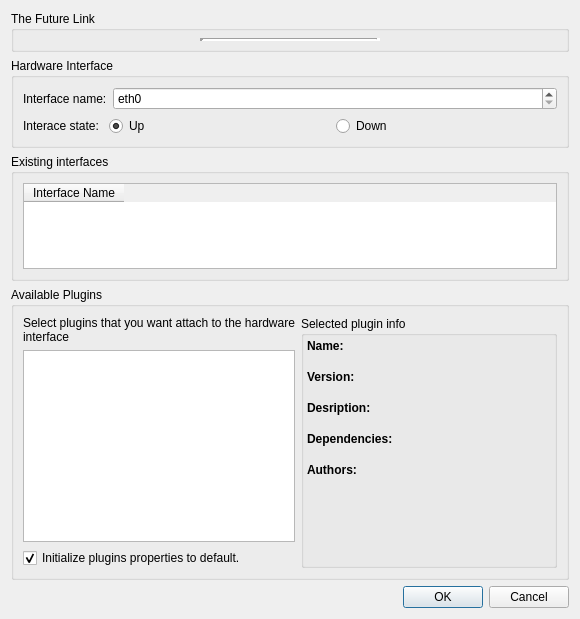
The window that ui/addLink.ui (slux83/visual-netkit) describes before a commit, drawn with Qt 5.
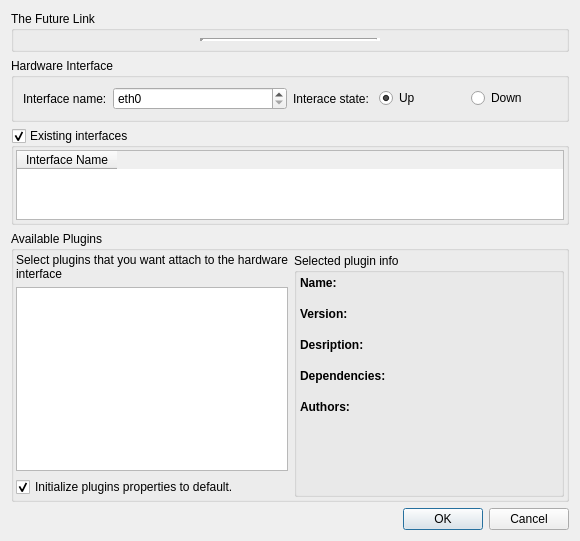
The same window after the commit.

Diff of the .ui file:
```diff
--- a/ui/addLink.ui
+++ b/ui/addLink.ui
@@ -6,19 +6,19 @@
     <x>0</x>
     <y>0</y>
     <width>580</width>
-    <height>619</height>
+    <height>541</height>
    </rect>
   </property>
   <property name="minimumSize" >
    <size>
     <width>580</width>
-    <height>600</height>
+    <height>500</height>
    </size>
   </property>
   <property name="windowTitle" >
    <string>Visual Netkit - Add link</string>
   </property>
-  <layout class="QVBoxLayout" >
+  <layout class="QVBoxLayout" name="verticalLayout" >
    <item>
     <widget class="QGroupBox" name="groupBox_3" >
      <property name="title" >
@@ -115,7 +115,7 @@
      <property name="title" >
       <string>Hardware Interface</string>
      </property>
-     <layout class="QVBoxLayout" >
+     <layout class="QHBoxLayout" name="horizontalLayout" >
       <item>
        <layout class="QHBoxLayout" >
         <item>
@@ -188,7 +188,13 @@
      <property name="title" >
       <string>Existing interfaces</string>
      </property>
+     <property name="checkable" >
+      <bool>true</bool>
+     </property>
      <layout class="QVBoxLayout" >
+      <property name="margin" >
+       <number>2</number>
+      </property>
       <item>
        <widget class="QTableWidget" name="interfacesTable" >
         <property name="alternatingRowColors" >
@@ -210,6 +216,9 @@
       <string>Available Plugins</string>
      </property>
      <layout class="QHBoxLayout" >
+      <property name="margin" >
+       <number>2</number>
+      </property>
       <item>
        <layout class="QVBoxLayout" >
         <item>
@@ -265,16 +274,7 @@
          <property name="spacing" >
           <number>3</number>
          </property>
-         <property name="leftMargin" >
-          <number>3</number>
-         </property>
-         <property name="topMargin" >
-          <number>3</number>
-         </property>
-         <property name="rightMargin" >
-          <number>3</number>
-         </property>
-         <property name="bottomMargin" >
+         <property name="margin" >
           <number>3</number>
          </property>
          <item>
@@ -482,7 +482,7 @@
       <enum>Qt::Horizontal</enum>
      </property>
      <property name="standardButtons" >
-      <set>QDialogButtonBox::Cancel|QDialogButtonBox::NoButton|QDialogButtonBox::Ok</set>
+      <set>QDialogButtonBox::Cancel|QDialogButtonBox::Ok</set>
      </property>
      <property name="centerButtons" >
       <bool>false</bool>
```
Left out of the diff: 38 changed lines with no effect on the pictures.
